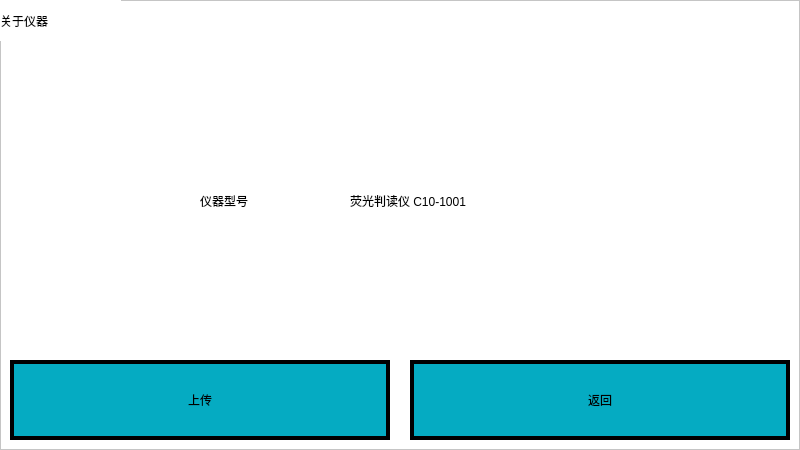
Old version of the form gui/about.ui in the repository mysondrink/qt0922.
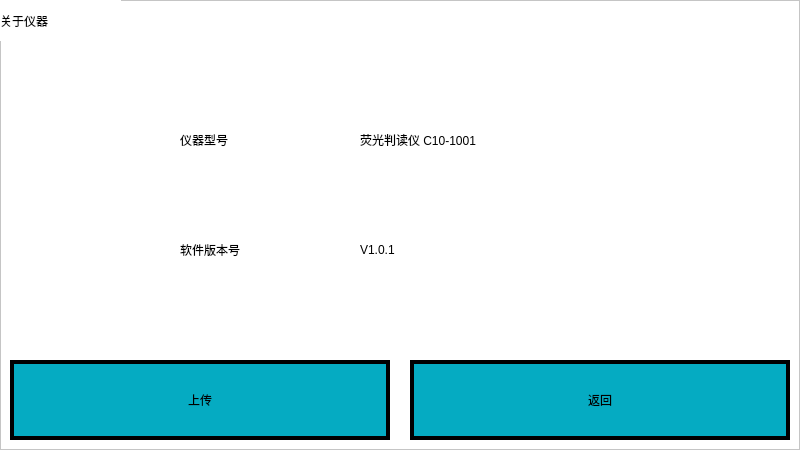
New version of the form.

```diff
--- a/gui/about.ui
+++ b/gui/about.ui
@@ -34,10 +34,10 @@
    <widget class="QLabel" name="label_36">
     <property name="geometry">
      <rect>
-      <x>350</x>
-      <y>155</y>
+      <x>360</x>
+      <y>110</y>
       <width>311</width>
-      <height>91</height>
+      <height>60</height>
      </rect>
     </property>
     <property name="styleSheet">
@@ -50,10 +50,10 @@
    <widget class="QLabel" name="label_35">
     <property name="geometry">
      <rect>
-      <x>200</x>
-      <y>170</y>
+      <x>180</x>
+      <y>110</y>
       <width>121</width>
-      <height>61</height>
+      <height>60</height>
      </rect>
     </property>
     <property name="styleSheet">
@@ -129,6 +129,38 @@
      <string>上传</string>
     </property>
    </widget>
+   <widget class="QLabel" name="label">
+    <property name="geometry">
+     <rect>
+      <x>180</x>
+      <y>220</y>
+      <width>141</width>
+      <height>60</height>
+     </rect>
+    </property>
+    <property name="styleSheet">
+     <string notr="true">font: 20pt &quot;宋体&quot;;</string>
+    </property>
+    <property name="text">
+     <string>软件版本号</string>
+    </property>
+   </widget>
+   <widget class="QLabel" name="version_label">
+    <property name="geometry">
+     <rect>
+      <x>360</x>
+      <y>220</y>
+      <width>311</width>
+      <height>60</height>
+     </rect>
+    </property>
+    <property name="styleSheet">
+     <string notr="true">font: 20pt &quot;宋体&quot;;</string>
+    </property>
+    <property name="text">
+     <string>V1.0.1</string>
+    </property>
+   </widget>
   </widget>
  </widget>
  <resources/>
```
